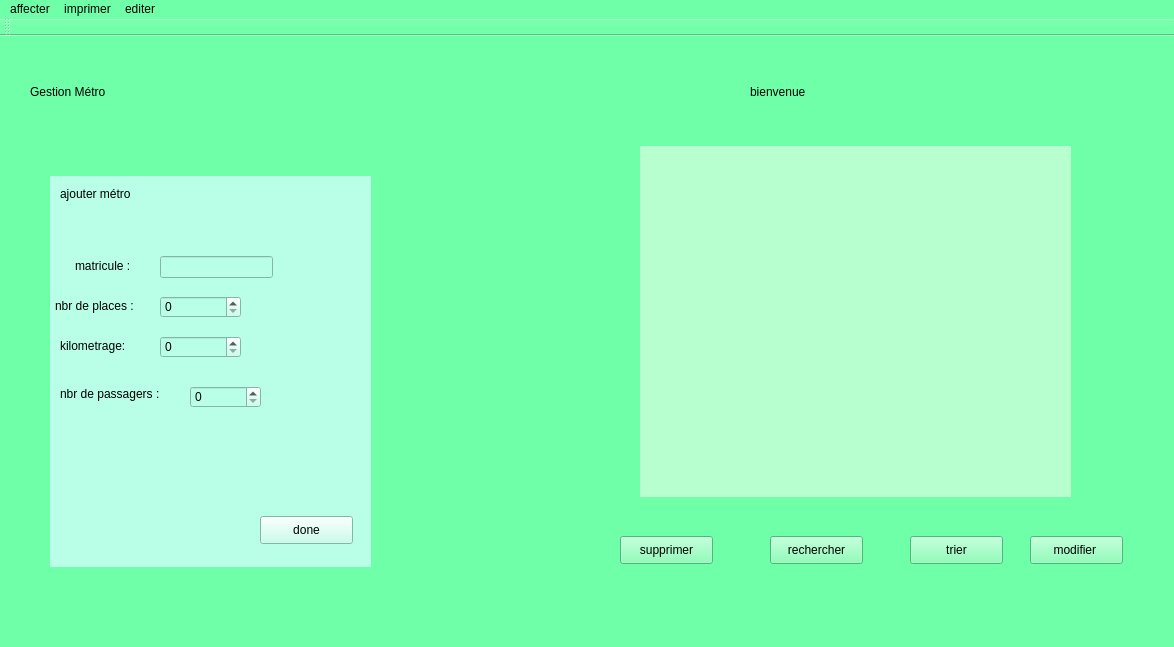
bochraallagui/Smart_Station_2A15, file mainwindow.ui: the form before one commit.
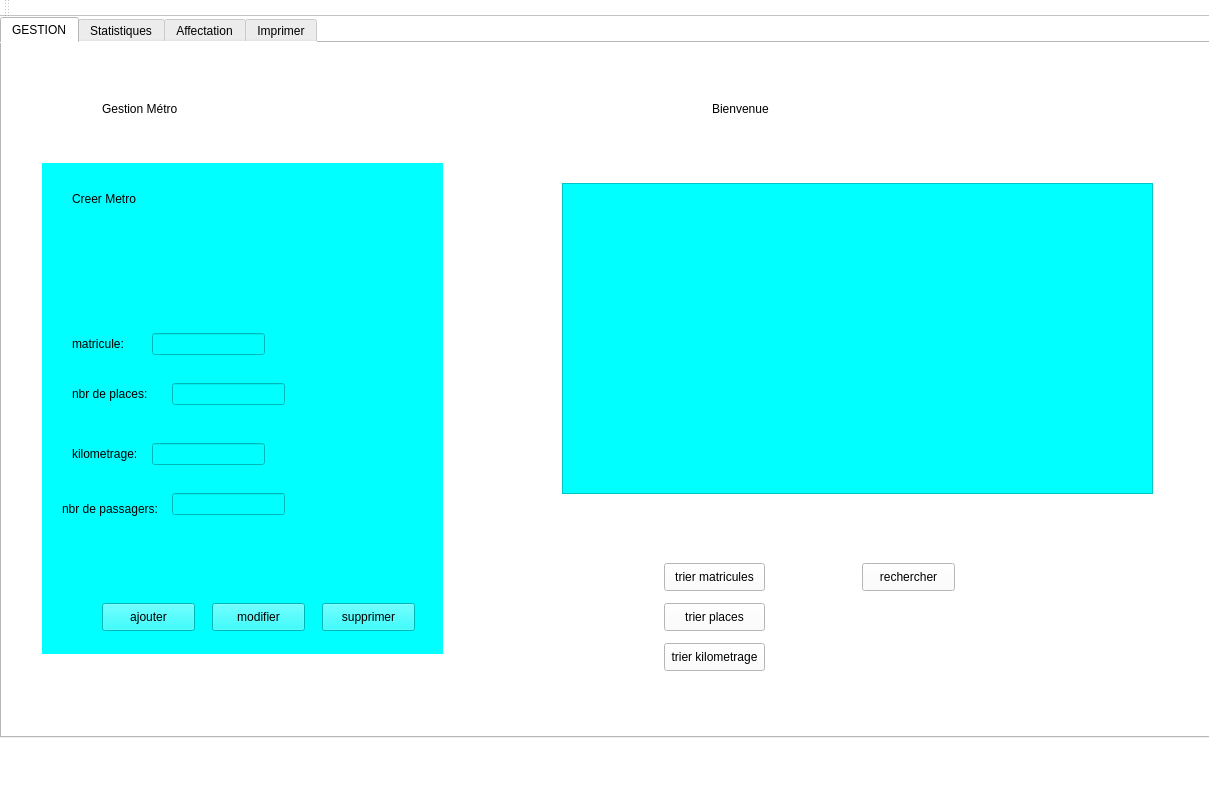
The form after the commit.

The edit to the form file:
```diff
--- a/mainwindow.ui
+++ b/mainwindow.ui
@@ -6,201 +6,175 @@
    <rect>
     <x>0</x>
     <y>0</y>
-    <width>1174</width>
-    <height>647</height>
+    <width>1209</width>
+    <height>786</height>
    </rect>
   </property>
   <property name="windowTitle">
    <string>Gestion des Clients</string>
   </property>
   <property name="styleSheet">
-   <string notr="true">background-color: rgb(112, 255, 169);
+   <string notr="true">background-color: rgb(255, 255, 255);
 </string>
   </property>
   <widget class="QWidget" name="centralWidget">
+   <widget class="QTabWidget" name="tabWidget">
+    <property name="geometry">
+     <rect>
+      <x>0</x>
+      <y>0</y>
+      <width>1221</width>
+      <height>721</height>
+     </rect>
+    </property>
+    <property name="styleSheet">
+     <string notr="true">alternate-background-color: rgb(255, 255, 255);</string>
+    </property>
+    <property name="currentIndex">
+     <number>0</number>
+    </property>
+    <widget class="QWidget" name="tab">
+     <attribute name="title">
+      <string>GESTION</string>
+     </attribute>
+     <widget class="QWidget" name="widget" native="true">
+      <property name="geometry">
+       <rect>
+        <x>40</x>
+        <y>120</y>
+        <width>401</width>
+        <height>491</height>
+       </rect>
+      </property>
+      <property name="styleSheet">
+       <string notr="true">background-color: rgb(0, 255, 255);</string>
+      </property>
    <widget class="QLabel" name="label">
     <property name="geometry">
      <rect>
       <x>30</x>
       <y>20</y>
-      <width>431</width>
-      <height>71</height>
-     </rect>
-    </property>
-    <property name="styleSheet">
-     <string notr="true">font: 75 24pt &quot;Californian FB&quot;;
-</string>
-    </property>
+         <width>131</width>
+         <height>31</height>
+        </rect>
+       </property>
     <property name="text">
-     <string>Gestion Métro</string>
-    </property>
-   </widget>
-   <widget class="QWidget" name="widget" native="true">
-    <property name="geometry">
-     <rect>
-      <x>50</x>
-      <y>140</y>
-      <width>321</width>
-      <height>391</height>
-     </rect>
-    </property>
-    <property name="styleSheet">
-     <string notr="true">background-color: rgb(185, 255, 232);</string>
-    </property>
+        <string>Creer Metro</string>
+       </property>
+      </widget>
     <widget class="QLabel" name="label_2">
      <property name="geometry">
       <rect>
-       <x>10</x>
-       <y>10</y>
-       <width>121</width>
-       <height>16</height>
+         <x>30</x>
+         <y>170</y>
+         <width>71</width>
+         <height>21</height>
       </rect>
      </property>
      <property name="text">
-      <string>ajouter métro</string>
+        <string>matricule:</string>
      </property>
     </widget>
     <widget class="QLabel" name="label_3">
      <property name="geometry">
       <rect>
-       <x>25</x>
-       <y>80</y>
-       <width>71</width>
-       <height>20</height>
-      </rect>
-     </property>
-     <property name="text">
-      <string>matricule :</string>
-     </property>
-    </widget>
-    <widget class="QLineEdit" name="lineEdit">
-     <property name="geometry">
-      <rect>
-       <x>110</x>
-       <y>80</y>
-       <width>113</width>
-       <height>22</height>
-      </rect>
-     </property>
-    </widget>
-    <widget class="QLabel" name="label_4">
-     <property name="geometry">
-      <rect>
-       <x>5</x>
-       <y>120</y>
+         <x>30</x>
+         <y>220</y>
        <width>91</width>
-       <height>20</height>
+         <height>21</height>
       </rect>
      </property>
      <property name="text">
-      <string>nbr de places :</string>
-     </property>
-    </widget>
-    <widget class="QSpinBox" name="spinBox">
+        <string>nbr de places:</string>
+       </property>
+      </widget>
+      <widget class="QLabel" name="label_4">
      <property name="geometry">
       <rect>
-       <x>110</x>
-       <y>120</y>
+         <x>30</x>
+         <y>280</y>
        <width>81</width>
-       <height>22</height>
-      </rect>
-     </property>
-    </widget>
-    <widget class="QLabel" name="label_5">
-     <property name="geometry">
-      <rect>
-       <x>10</x>
-       <y>160</y>
-       <width>81</width>
-       <height>20</height>
+         <height>21</height>
       </rect>
      </property>
      <property name="text">
       <string>kilometrage:</string>
      </property>
     </widget>
-    <widget class="QSpinBox" name="spinBox_2">
+      <widget class="QLabel" name="label_5">
      <property name="geometry">
       <rect>
-       <x>110</x>
-       <y>160</y>
-       <width>81</width>
-       <height>22</height>
-      </rect>
-     </property>
-    </widget>
-    <widget class="QLabel" name="label_6">
-     <property name="geometry">
-      <rect>
-       <x>10</x>
-       <y>210</y>
+         <x>20</x>
+         <y>330</y>
        <width>111</width>
-       <height>16</height>
+         <height>31</height>
       </rect>
      </property>
      <property name="text">
-      <string>nbr de passagers :</string>
-     </property>
-    </widget>
-    <widget class="QSpinBox" name="spinBox_3">
+        <string>nbr de passagers:</string>
+       </property>
+      </widget>
+      <widget class="QPushButton" name="ajouter">
      <property name="geometry">
       <rect>
-       <x>140</x>
-       <y>210</y>
-       <width>71</width>
+         <x>60</x>
+         <y>440</y>
+         <width>93</width>
+         <height>28</height>
+        </rect>
+       </property>
+       <property name="text">
+        <string>ajouter</string>
+       </property>
+      </widget>
+      <widget class="QLineEdit" name="nbr_places">
+       <property name="geometry">
+        <rect>
+         <x>130</x>
+         <y>220</y>
+         <width>113</width>
        <height>22</height>
       </rect>
      </property>
     </widget>
-    <widget class="QPushButton" name="pushButton">
+      <widget class="QLineEdit" name="le_kilometrage">
      <property name="geometry">
       <rect>
-       <x>210</x>
-       <y>340</y>
-       <width>93</width>
-       <height>28</height>
-      </rect>
-     </property>
-     <property name="text">
-      <string>done</string>
-     </property>
-    </widget>
-   </widget>
-   <widget class="QWidget" name="widget_2" native="true">
+         <x>110</x>
+         <y>280</y>
+         <width>113</width>
+         <height>22</height>
+        </rect>
+       </property>
+      </widget>
+      <widget class="QLineEdit" name="nbr_passagers">
     <property name="geometry">
      <rect>
-      <x>640</x>
-      <y>110</y>
-      <width>431</width>
-      <height>351</height>
-     </rect>
-    </property>
-    <property name="styleSheet">
-     <string notr="true">background-color: rgb(184, 255, 208);</string>
-    </property>
-   </widget>
-   <widget class="QLabel" name="label_7">
+         <x>130</x>
+         <y>330</y>
+         <width>113</width>
+         <height>22</height>
+        </rect>
+       </property>
+      </widget>
+      <widget class="QPushButton" name="pb_modifier">
     <property name="geometry">
      <rect>
-      <x>750</x>
-      <y>30</y>
-      <width>281</width>
-      <height>51</height>
-     </rect>
-    </property>
-    <property name="styleSheet">
-     <string notr="true">
-font: 75 20pt &quot;Californian FB&quot;;</string>
-    </property>
+         <x>170</x>
+         <y>440</y>
+         <width>93</width>
+         <height>28</height>
+        </rect>
+       </property>
     <property name="text">
-     <string>bienvenue</string>
-    </property>
-   </widget>
-   <widget class="QPushButton" name="pushButton_2">
+        <string>modifier</string>
+       </property>
+      </widget>
+      <widget class="QPushButton" name="pb_supprimer">
     <property name="geometry">
      <rect>
-      <x>620</x>
-      <y>500</y>
+         <x>280</x>
+         <y>440</y>
       <width>93</width>
       <height>28</height>
      </rect>
@@ -209,11 +183,69 @@
      <string>supprimer</string>
     </property>
    </widget>
-   <widget class="QPushButton" name="pushButton_3">
+      <widget class="QLineEdit" name="la_matricule">
     <property name="geometry">
      <rect>
-      <x>770</x>
-      <y>500</y>
+         <x>110</x>
+         <y>170</y>
+         <width>113</width>
+         <height>22</height>
+        </rect>
+       </property>
+      </widget>
+     </widget>
+     <widget class="QLabel" name="label_13">
+      <property name="geometry">
+       <rect>
+        <x>100</x>
+        <y>30</y>
+        <width>431</width>
+        <height>71</height>
+       </rect>
+      </property>
+      <property name="styleSheet">
+       <string notr="true">font: 75 24pt &quot;Californian FB&quot;;
+</string>
+      </property>
+      <property name="text">
+       <string>Gestion Métro</string>
+      </property>
+     </widget>
+     <widget class="QLabel" name="label_14">
+      <property name="geometry">
+       <rect>
+        <x>710</x>
+        <y>30</y>
+        <width>431</width>
+        <height>71</height>
+       </rect>
+      </property>
+      <property name="styleSheet">
+       <string notr="true">font: 75 24pt &quot;Californian FB&quot;;
+</string>
+      </property>
+      <property name="text">
+       <string>Bienvenue</string>
+      </property>
+     </widget>
+     <widget class="QPushButton" name="pb_trier_matricule">
+      <property name="geometry">
+       <rect>
+        <x>662</x>
+        <y>520</y>
+        <width>101</width>
+        <height>28</height>
+       </rect>
+      </property>
+      <property name="text">
+       <string>trier matricules</string>
+      </property>
+     </widget>
+     <widget class="QPushButton" name="pb_rechercher">
+      <property name="geometry">
+       <rect>
+        <x>860</x>
+        <y>520</y>
       <width>93</width>
       <height>28</height>
      </rect>
@@ -222,62 +254,62 @@
      <string>rechercher</string>
     </property>
    </widget>
-   <widget class="QPushButton" name="pushButton_4">
+     <widget class="QTableView" name="tableView">
     <property name="geometry">
      <rect>
-      <x>910</x>
-      <y>500</y>
-      <width>93</width>
-      <height>28</height>
-     </rect>
-    </property>
-    <property name="text">
-     <string>trier</string>
-    </property>
-   </widget>
-   <widget class="QPushButton" name="pushButton_5">
+        <x>560</x>
+        <y>140</y>
+        <width>591</width>
+        <height>311</height>
+       </rect>
+      </property>
+      <property name="styleSheet">
+       <string notr="true">background-color: rgb(0, 255, 255);</string>
+      </property>
+     </widget>
+     <widget class="QPushButton" name="pb_trier_nbrplaces">
     <property name="geometry">
      <rect>
-      <x>1030</x>
-      <y>500</y>
-      <width>93</width>
+        <x>662</x>
+        <y>560</y>
+        <width>101</width>
       <height>28</height>
      </rect>
     </property>
     <property name="text">
-     <string>modifier </string>
-    </property>
-   </widget>
-  </widget>
-  <widget class="QMenuBar" name="menuBar">
+       <string>trier places</string>
+      </property>
+     </widget>
+     <widget class="QPushButton" name="pb_trier_kilometrage">
    <property name="geometry">
     <rect>
-     <x>0</x>
-     <y>0</y>
-     <width>1174</width>
-     <height>26</height>
-    </rect>
-   </property>
-   <widget class="QMenu" name="menu_M_tro">
-    <property name="title">
-     <string>affecter</string>
-    </property>
-    <addaction name="actionetat"/>
-   </widget>
-   <widget class="QMenu" name="menuimprimer">
-    <property name="title">
-     <string>imprimer</string>
-    </property>
-   </widget>
-   <widget class="QMenu" name="menuediter">
-    <property name="title">
-     <string>editer</string>
-    </property>
-    <addaction name="actionetat_2"/>
-   </widget>
-   <addaction name="menu_M_tro"/>
-   <addaction name="menuimprimer"/>
-   <addaction name="menuediter"/>
+        <x>662</x>
+        <y>600</y>
+        <width>101</width>
+        <height>28</height>
+       </rect>
+      </property>
+      <property name="text">
+       <string>trier kilometrage</string>
+      </property>
+     </widget>
+    </widget>
+    <widget class="QWidget" name="tab_2">
+     <attribute name="title">
+      <string>Statistiques</string>
+     </attribute>
+    </widget>
+    <widget class="QWidget" name="tab_3">
+     <attribute name="title">
+      <string>Affectation</string>
+     </attribute>
+    </widget>
+    <widget class="QWidget" name="tab_4">
+     <attribute name="title">
+      <string>Imprimer</string>
+     </attribute>
+    </widget>
+   </widget>
   </widget>
   <widget class="QToolBar" name="mainToolBar">
    <attribute name="toolBarArea">
@@ -287,7 +319,6 @@
     <bool>false</bool>
    </attribute>
   </widget>
-  <widget class="QStatusBar" name="statusBar"/>
   <action name="actionetat">
    <property name="text">
     <string>etat</string>
```
Left out of the diff: 5 changed lines with no effect on the pictures. Lines whose indentation alone changed are shown as unchanged.
